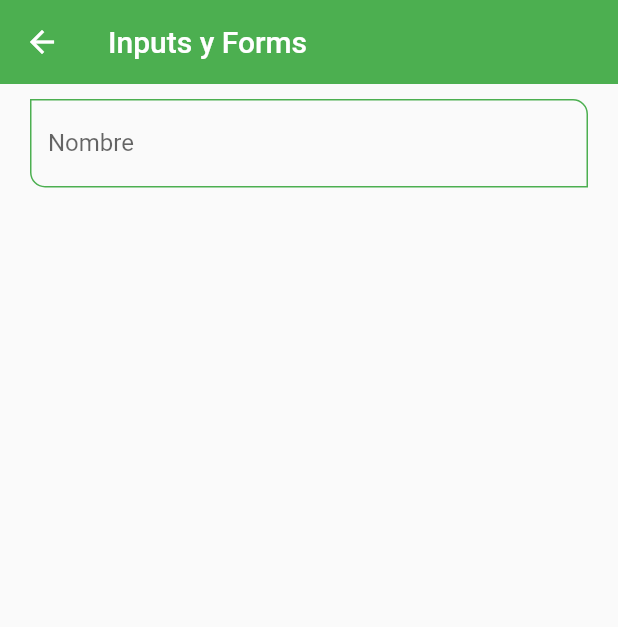
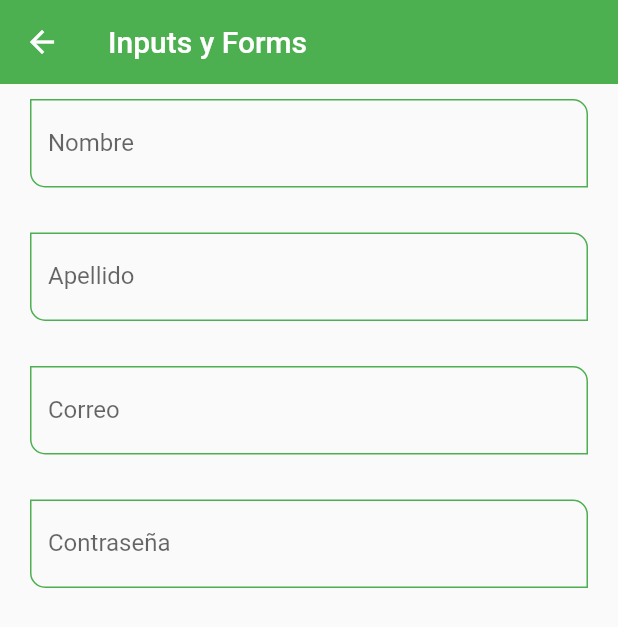
Before and after one commit to RichardWhiteG2/fl_components, a Flutter app: the InputsScreen screen opened by its route, on a phone screen of 412 x 824 dp. Shown: the top 627 px of the screen. Run offline on Flutter 3.47's test engine with Material 2 defaults, Android fonts, the phone set to English and light mode, and no system bars.

Commit message:
90.- Emails y Passwords COMPLETO

```diff
--- a/lib/screens/inputs_screens.dart
+++ b/lib/screens/inputs_screens.dart
@@ -17,7 +17,18 @@ class InputsScreen extends StatelessWidget {
           padding: const EdgeInsets.symmetric(horizontal: 20, vertical: 10),
           child: Column(
             children: const[
-              CustomInputFiel(labelText: 'Nombre', hintText: 'Nomvre usuario',)
+              CustomInputFiel(labelText: 'Nombre', hintText: 'Nombre usuario'),
+              SizedBox( height: 30 ),
+
+              CustomInputFiel(labelText: 'Apellido', hintText: 'Apellido usuario'),
+              SizedBox( height: 30 ),
+
+              CustomInputFiel(labelText: 'Correo', hintText: 'Correo usuario', keyboardType: TextInputType.emailAddress ,),
+              SizedBox( height: 30 ),
+
+              CustomInputFiel(labelText: 'Contraseña', hintText: 'Contraseña usuario', obscureText: true),
+              SizedBox( height: 30 ),
+
             ],
           ),
         ),
--- a/lib/widgets/custom_input_fiel.dart
+++ b/lib/widgets/custom_input_fiel.dart
@@ -6,6 +6,8 @@ class CustomInputFiel extends StatelessWidget {
   final String? helperText;
   final IconData? icon;
   final IconData? suffixIcon;
+  final TextInputType ? keyboardType;
+  final bool  obscureText;
 
 
 
@@ -16,6 +18,8 @@ class CustomInputFiel extends StatelessWidget {
     this.helperText,
     this.icon,
     this.suffixIcon,
+    this.keyboardType,
+    this.obscureText=false,
   }) : super(key: key);
 
   @override
@@ -24,6 +28,8 @@ class CustomInputFiel extends StatelessWidget {
       autofocus: false,
       initialValue: '',
       textCapitalization: TextCapitalization.words,
+      keyboardType: keyboardType,
+      obscureText: obscureText,
       onChanged: (value) {
         print('Value: $value');
       },
```
